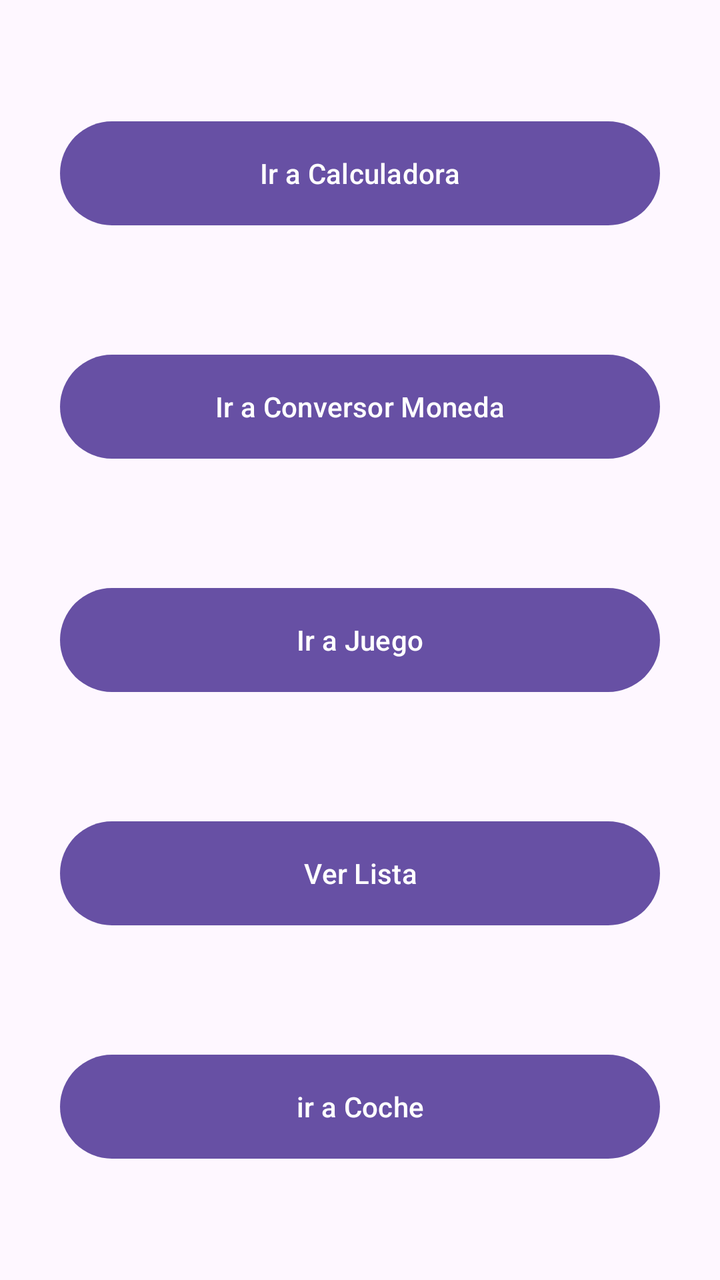
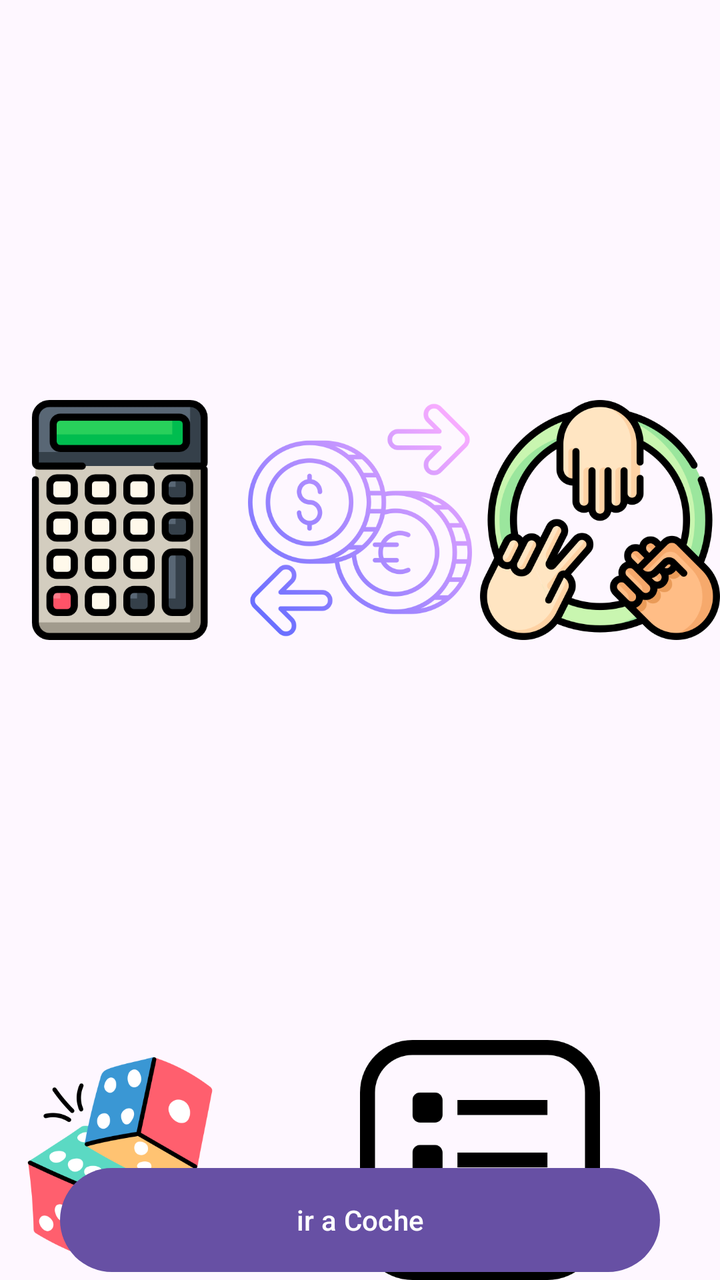

An Android layout rendered at two revisions. The XML below is the earlier revision; the diff shows what the commit changed to produce the second picture.
<!-- AndroidManifest.xml: application theme Theme.PracticaAndroid -->
<!-- res/layout/activity_main.xml -->
<?xml version="1.0" encoding="utf-8"?>
<androidx.constraintlayout.widget.ConstraintLayout xmlns:android="http://schemas.android.com/apk/res/android"
    xmlns:app="http://schemas.android.com/apk/res-auto"
    xmlns:tools="http://schemas.android.com/tools"
    android:id="@+id/main"
    android:layout_width="match_parent"
    android:layout_height="match_parent"
    tools:context=".MainActivity">

    <Button
        android:id="@+id/irCoche"
        android:layout_width="300dp"
        android:layout_height="60dp"
        android:text="ir a Coche"
        app:layout_constraintBottom_toBottomOf="parent"
        app:layout_constraintEnd_toEndOf="parent"
        app:layout_constraintStart_toStartOf="parent"
        app:layout_constraintTop_toBottomOf="@+id/bLista" />

    <Button
        android:id="@+id/irCalculadora"
        android:layout_width="300dp"
        android:layout_height="60dp"
        android:text="Ir a Calculadora"
        app:layout_constraintBottom_toTopOf="@+id/irConversor"
        app:layout_constraintEnd_toEndOf="parent"
        app:layout_constraintStart_toStartOf="parent"
        app:layout_constraintTop_toTopOf="parent" />

    <Button
        android:id="@+id/irJuego"
        android:layout_width="300dp"
        android:layout_height="60dp"
        android:text="Ir a Juego"
        app:layout_constraintBottom_toTopOf="@+id/bLista"
        app:layout_constraintEnd_toEndOf="parent"
        app:layout_constraintStart_toStartOf="parent"
        app:layout_constraintTop_toBottomOf="@+id/irConversor" />

    <Button
        android:id="@+id/bLista"
        android:layout_width="300dp"
        android:layout_height="60dp"
        android:text="Ver Lista"
        app:layout_constraintBottom_toTopOf="@+id/irCoche"
        app:layout_constraintEnd_toEndOf="parent"
        app:layout_constraintStart_toStartOf="parent"
        app:layout_constraintTop_toBottomOf="@+id/irJuego" />

    <Button
        android:id="@+id/irConversor"
        android:layout_width="300dp"
        android:layout_height="60dp"
        android:text="Ir a Conversor Moneda"
        app:layout_constraintBottom_toTopOf="@+id/irJuego"
        app:layout_constraintEnd_toEndOf="parent"
        app:layout_constraintStart_toStartOf="parent"
        app:layout_constraintTop_toBottomOf="@+id/irCalculadora" />

</androidx.constraintlayout.widget.ConstraintLayout>
<!-- resources referenced by this layout -->
<resources>
  <style name="Theme.PracticaAndroid" parent="Base.Theme.PracticaAndroid" />
  <style name="Base.Theme.PracticaAndroid" parent="Theme.Material3.DayNight.NoActionBar">
          
          
      </style>
</resources>

<!-- the commit's change to res/layout/activity_main.xml (unified diff, before → after) -->
@@ -7,6 +7,51 @@
     android:layout_height="match_parent"
     tools:context=".MainActivity">
 
+    <ImageView
+        android:id="@+id/irCalculadora"
+        android:layout_width="120dp"
+        android:layout_height="120dp"
+        app:layout_constraintBottom_toTopOf="@+id/irJuegoDado"
+        app:layout_constraintEnd_toStartOf="@+id/irConversor"
+        app:layout_constraintStart_toStartOf="parent"
+        app:layout_constraintTop_toTopOf="parent"
+        app:srcCompat="@drawable/calculadora" />
+
+    <ImageView
+        android:id="@+id/irConversor"
+        android:layout_width="120dp"
+        android:layout_height="120dp"
+        app:layout_constraintBottom_toTopOf="@+id/irLista"
+        app:layout_constraintEnd_toStartOf="@+id/irJuegoPPT"
+        app:layout_constraintTop_toTopOf="parent"
+        app:srcCompat="@drawable/conversor" />
+
+    <ImageView
+        android:id="@+id/irJuegoPPT"
+        android:layout_width="120dp"
+        android:layout_height="120dp"
+        app:layout_constraintBottom_toTopOf="@+id/irLista"
+        app:layout_constraintEnd_toEndOf="parent"
+        app:layout_constraintTop_toTopOf="parent"
+        app:srcCompat="@drawable/juego_piedra_papel_tijera" />
+
+    <ImageView
+        android:id="@+id/irJuegoDado"
+        android:layout_width="120dp"
+        android:layout_height="120dp"
+        app:layout_constraintBottom_toBottomOf="parent"
+        app:layout_constraintStart_toStartOf="parent"
+        app:srcCompat="@drawable/juego_dado" />
+
+    <ImageView
+        android:id="@+id/irLista"
+        android:layout_width="120dp"
+        android:layout_height="120dp"
+        app:layout_constraintBottom_toBottomOf="parent"
+        app:layout_constraintEnd_toEndOf="parent"
+        app:layout_constraintStart_toEndOf="@+id/irJuegoDado"
+        app:srcCompat="@drawable/lista" />
+
     <Button
         android:id="@+id/irCoche"
         android:layout_width="300dp"
@@ -14,47 +59,6 @@
         android:text="ir a Coche"
         app:layout_constraintBottom_toBottomOf="parent"
         app:layout_constraintEnd_toEndOf="parent"
-        app:layout_constraintStart_toStartOf="parent"
-        app:layout_constraintTop_toBottomOf="@+id/bLista" />
-
-    <Button
-        android:id="@+id/irCalculadora"
-        android:layout_width="300dp"
-        android:layout_height="60dp"
-        android:text="Ir a Calculadora"
-        app:layout_constraintBottom_toTopOf="@+id/irConversor"
-        app:layout_constraintEnd_toEndOf="parent"
-        app:layout_constraintStart_toStartOf="parent"
-        app:layout_constraintTop_toTopOf="parent" />
-
-    <Button
-        android:id="@+id/irJuego"
-        android:layout_width="300dp"
-        android:layout_height="60dp"
-        android:text="Ir a Juego"
-        app:layout_constraintBottom_toTopOf="@+id/bLista"
-        app:layout_constraintEnd_toEndOf="parent"
-        app:layout_constraintStart_toStartOf="parent"
-        app:layout_constraintTop_toBottomOf="@+id/irConversor" />
-
-    <Button
-        android:id="@+id/bLista"
-        android:layout_width="300dp"
-        android:layout_height="60dp"
-        android:text="Ver Lista"
-        app:layout_constraintBottom_toTopOf="@+id/irCoche"
-        app:layout_constraintEnd_toEndOf="parent"
-        app:layout_constraintStart_toStartOf="parent"
-        app:layout_constraintTop_toBottomOf="@+id/irJuego" />
-
-    <Button
-        android:id="@+id/irConversor"
-        android:layout_width="300dp"
-        android:layout_height="60dp"
-        android:text="Ir a Conversor Moneda"
-        app:layout_constraintBottom_toTopOf="@+id/irJuego"
-        app:layout_constraintEnd_toEndOf="parent"
-        app:layout_constraintStart_toStartOf="parent"
-        app:layout_constraintTop_toBottomOf="@+id/irCalculadora" />
+        app:layout_constraintStart_toStartOf="parent" />
 
 </androidx.constraintlayout.widget.ConstraintLayout>
<!-- resource entries referenced after the edit -->
@@ -1,5 +1,10 @@
 <!-- resources referenced by this layout -->
 <resources>
+  <!-- drawable calculadora: png bitmap (drawable, 17753 bytes) -->
+  <!-- drawable conversor: png bitmap (drawable, 61186 bytes) -->
+  <!-- drawable juego_dado: png bitmap (drawable, 37621 bytes) -->
+  <!-- drawable juego_piedra_papel_tijera: png bitmap (drawable, 59192 bytes) -->
+  <!-- drawable lista: png bitmap (drawable, 10388 bytes) -->
   <style name="Theme.PracticaAndroid" parent="Base.Theme.PracticaAndroid" />
   <style name="Base.Theme.PracticaAndroid" parent="Theme.Material3.DayNight.NoActionBar">
           
